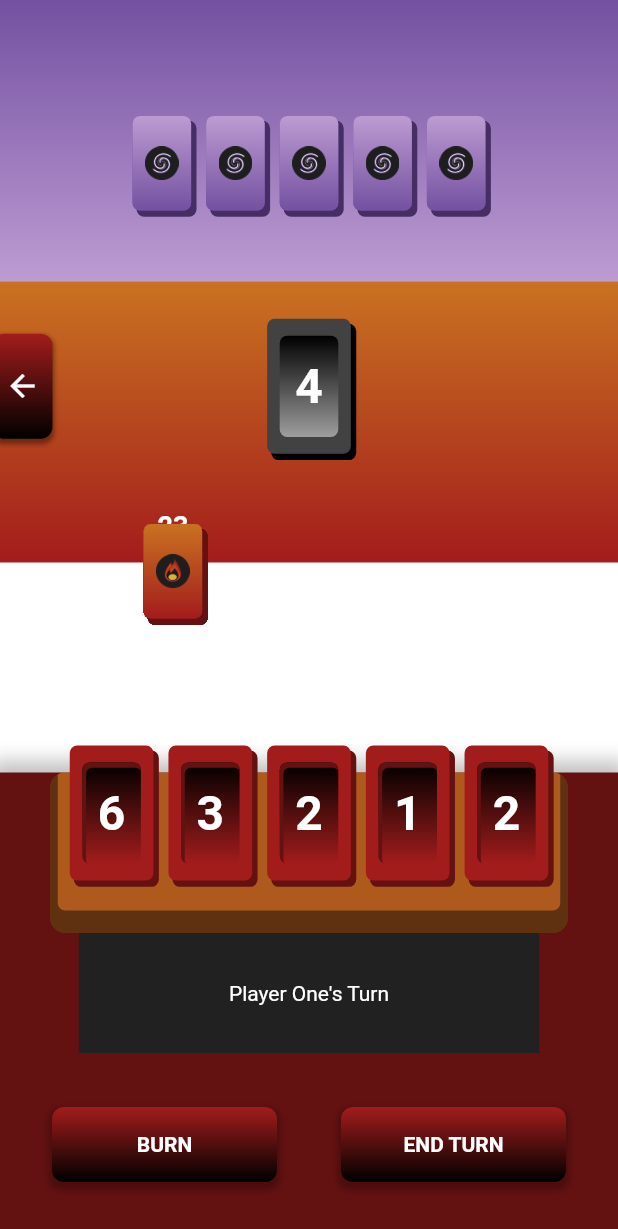
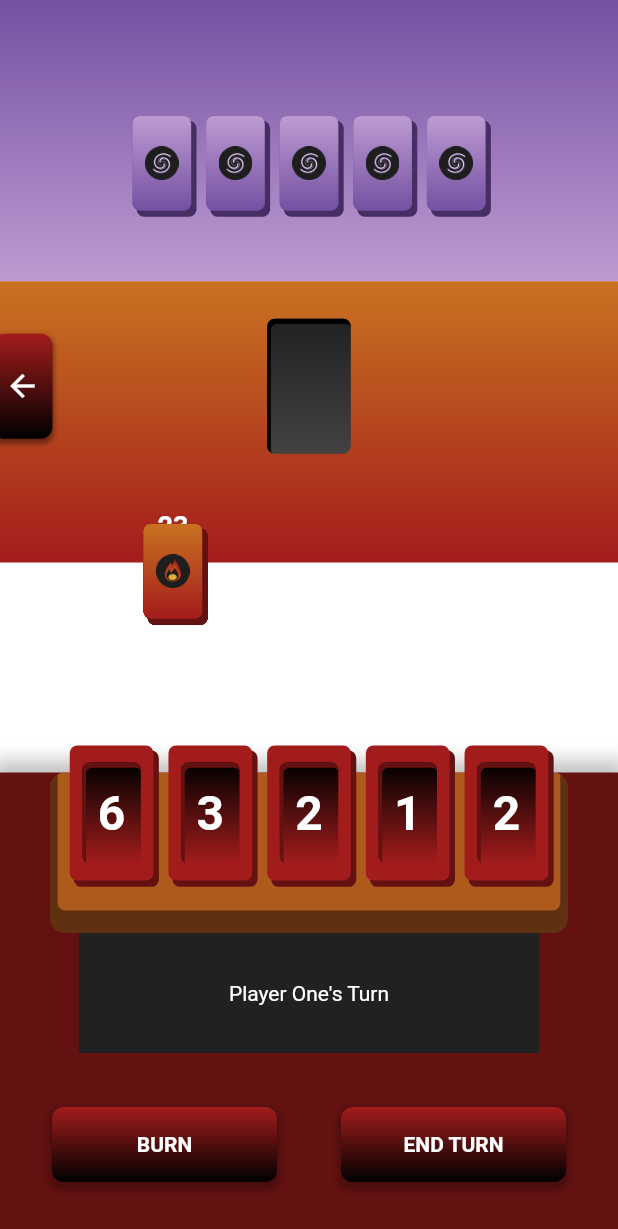
Before and after one commit to dompetriella/Elementals, a Flutter app: the screen it shows after launch, after a tap on "Play", on a phone screen of 412 x 824 dp. Shown: the top 1229 px of the screen. Run offline on Flutter 3.47's test engine with Material 2 defaults, Android fonts, the phone set to English and light mode, and no system bars; our stand-ins replace flutter_hooks, flutter_inset_box_shadow, flutter_riverpod, font_awesome_flutter, freezed_annotation, go_router and 2 more; missing offline and left inert: flutter_guid.

Commit message:
more or less implented index play, bugs a plenty

```diff
--- a/lib/game_components/element_card.dart
+++ b/lib/game_components/element_card.dart
@@ -51,15 +51,15 @@ class ElementCard extends HookConsumerWidget {
             width:
                 (isShrunk ? cardHeightP2 : cardHeightP1) * cardWidthProportion,
             decoration: BoxDecoration(
-                color: elementCardData.id == '0'
-                    ? Colors.grey.shade800
-                    : HexColor(elementCardData.elementalType.primaryColor),
+                color: elementCardData.id != '-1'
+                    ? HexColor(elementCardData.elementalType.primaryColor)
+                    : Colors.transparent,
                 boxShadow: [
                   BoxShadow(
-                      color: elementCardData.id != '0'
+                      color: elementCardData.id != '-1'
                           ? HexColor(
                               elementCardData.elementalType.tertiaryColor)
-                          : Colors.black,
+                          : Colors.transparent,
                       offset: const Offset(cardDepthX, cardDepthY),
                       spreadRadius: cardDepthSpread)
                 ],
@@ -74,7 +74,7 @@ class ElementCard extends HookConsumerWidget {
                           : cardHeightP1 * cardWidthProportion * 0.7,
                       decoration: BoxDecoration(
                           boxShadow: [
-                            if (elementCardData.id != '0')
+                            if (elementCardData.id != '-1')
                               BoxShadow(
                                   color: HexColor(elementCardData
                                       .elementalType.tertiaryColor),
@@ -86,16 +86,19 @@ class ElementCard extends HookConsumerWidget {
                               begin: Alignment.topCenter,
                               end: Alignment.bottomCenter,
                               colors: [
-                                Colors.black,
-                                elementCardData.id != '0'
+                                elementCardData.id != '-1'
+                                    ? Colors.black
+                                    : Colors.transparent,
+                                elementCardData.id != '-1'
                                     ? HexColor(elementCardData
                                         .elementalType.primaryColor)
-                                    : Colors.grey
+                                    : Colors.transparent
                               ]),
                           borderRadius: BorderRadius.circular(5)),
                       child: Center(
                         child: Stack(
                           children: [
+                            if (elementCardData.id != '-1')
                               Text(
                                 elementCardData.value.toString(),
                                 style: TextStyle(
@@ -108,23 +111,29 @@ class ElementCard extends HookConsumerWidget {
                       ),
                     )
                   : Container(
-                      decoration: BoxDecoration(
+                      decoration: elementCardData.id != '-1'
+                          ? BoxDecoration(
                               gradient: LinearGradient(
                                   begin: Alignment.topCenter,
                                   end: Alignment.bottomCenter,
                                   colors: [
                                     HexColor(elementCardData
                                         .elementalType.secondaryColor),
-                                HexColor(
-                                    elementCardData.elementalType.primaryColor)
+                                    HexColor(elementCardData
+                                        .elementalType.primaryColor)
                                   ]),
-                          borderRadius: BorderRadius.circular(5)),
-                      child: Center(
+                              borderRadius: BorderRadius.circular(5))
+                          : null,
+                      child: elementCardData.id != '-1'
+                          ? Center(
                               child: Image.asset(
                                   'assets/game_assets/${elementCardData.elementalType.backImagePath}.png',
-                            width: (cardHeightP1 * cardWidthProportion) * .4,
-                            height: (cardHeightP1 * cardWidthProportion) * .4),
-                      ),
+                                  width:
+                                      (cardHeightP1 * cardWidthProportion) * .4,
+                                  height: (cardHeightP1 * cardWidthProportion) *
+                                      .4),
+                            )
+                          : null,
                     ),
             ),
           ),
--- a/lib/models/player_data.dart
+++ b/lib/models/player_data.dart
@@ -8,7 +8,7 @@ part 'player_data.g.dart';
 @freezed
 class PlayerData with _$PlayerData {
   const factory PlayerData(
-      {@Default('0') String id,
+      {@Default('-1') String id,
       @Default(ElementalType.fire) ElementalType elementalType,
       @Default(20) int totalCards,
       @Default([]) List<ElementCardData> deck,
--- a/lib/pages/GamePage/components/play_zone.dart
+++ b/lib/pages/GamePage/components/play_zone.dart
@@ -1,5 +1,6 @@
 import 'package:elementals/globals.dart';
-import 'package:flutter/material.dart';
+import 'package:flutter/material.dart' hide BoxDecoration, BoxShadow;
+import 'package:flutter_inset_box_shadow/flutter_inset_box_shadow.dart';
 import 'package:flutter_riverpod/flutter_riverpod.dart';
 import 'package:hexcolor/hexcolor.dart';
 
@@ -18,7 +19,7 @@ class PlayZone extends ConsumerWidget {
         curve: Curves.easeInOut,
         decoration: BoxDecoration(
             borderRadius: BorderRadius.circular(10),
-            color: ref.watch(gameDataProvider).currentWinner.name != ''
+            color: ref.watch(gameDataProvider).currentWinner.id != '-1'
                 ? HexColor(ref
                     .watch(gameDataProvider)
                     .currentWinner
@@ -26,7 +27,7 @@ class PlayZone extends ConsumerWidget {
                     .secondaryColor)
                 : Colors.transparent,
             boxShadow: [
-              if (ref.watch(gameDataProvider).currentWinner.id != '0')
+              if (ref.watch(gameDataProvider).currentWinner.id != '-1')
                 BoxShadow(
                     color: HexColor(ref
                         .watch(gameDataProvider)
@@ -36,13 +37,13 @@ class PlayZone extends ConsumerWidget {
                     spreadRadius: 2 *
                         (ref.watch(gameDataProvider).overallScore.toDouble() /
                             winningScore),
-                    offset: ref.watch(gameDataProvider).currentWinner.id != '0'
+                    offset: ref.watch(gameDataProvider).currentWinner.id != '-1'
                         ? Offset(2, 4)
                         : Offset(0, 0))
             ]),
         child: AnimatedPadding(
             duration: Duration(milliseconds: 350),
-            padding: ref.watch(gameDataProvider).currentWinner.id == '0'
+            padding: ref.watch(gameDataProvider).currentWinner.id == '-1'
                 ? EdgeInsets.all(0)
                 : EdgeInsets.all(
                     8 +
@@ -57,9 +58,23 @@ class PlayZone extends ConsumerWidget {
                 ? Stack(
                     children: convertDataToCards(
                         ref.watch(gameDataProvider).playZone))
-                : SizedBox(
+                : Container(
                     height: cardHeightP1,
                     width: cardHeightP1 * cardWidthProportion,
+                    decoration: BoxDecoration(
+                      borderRadius: BorderRadius.circular(5),
+                      boxShadow: [
+                        BoxShadow(
+                            color: Colors.black,
+                            inset: true,
+                            offset: const Offset(1.5, 2.5),
+                            spreadRadius: 1)
+                      ],
+                      gradient: LinearGradient(
+                          begin: Alignment.topCenter,
+                          end: Alignment.bottomCenter,
+                          colors: [Colors.grey.shade900, Colors.grey.shade800]),
+                    ),
                   )));
   }
 }
--- a/lib/pages/GamePage/components/player_card_pile.dart
+++ b/lib/pages/GamePage/components/player_card_pile.dart
@@ -1,10 +1,7 @@
 import 'package:flutter/material.dart';
 import 'package:flutter_riverpod/flutter_riverpod.dart';
-
-import '../../../game_components/placeholder_card.dart';
 import '../../../game_logic/logic.dart';
 import '../../../models/element_card_data.dart';
-import '../../../globals.dart';
 
 class PlayerCardPile extends ConsumerWidget {
   final List<ElementCardData> cardPile;
--- a/lib/providers/gameDataProvider.dart
+++ b/lib/providers/gameDataProvider.dart
@@ -52,13 +52,10 @@ class GameNotifier extends StateNotifier<GameData> {
   }
 
   resetPlayZone() {
-    state = state.copyWith(playZone: [
-      ElementCardData(
-        id: '0',
-        ownerId: '0',
-        elementalType: ElementalType.fire,
-        value: 4,
-      ),
-    ], currentWinner: PlayerData(), overallScore: 0, gameOver: false);
+    state = state.copyWith(
+        playZone: [],
+        currentWinner: PlayerData(),
+        overallScore: 0,
+        gameOver: false);
   }
 }
```
Also changed, not shown: lib/game_components/placeholder_card.dart (deleted, +0 -27 lines), lib/game_logic/ai_logic.dart (+12 -2 lines), lib/game_logic/logic.dart (+16 -10 lines), lib/providers/playerDataProvider.dart (+6 -3 lines), lib/models/player_data.freezed.dart, lib/models/player_data.g.dart, pubspec.lock. Lines whose indentation alone changed are shown as unchanged.
